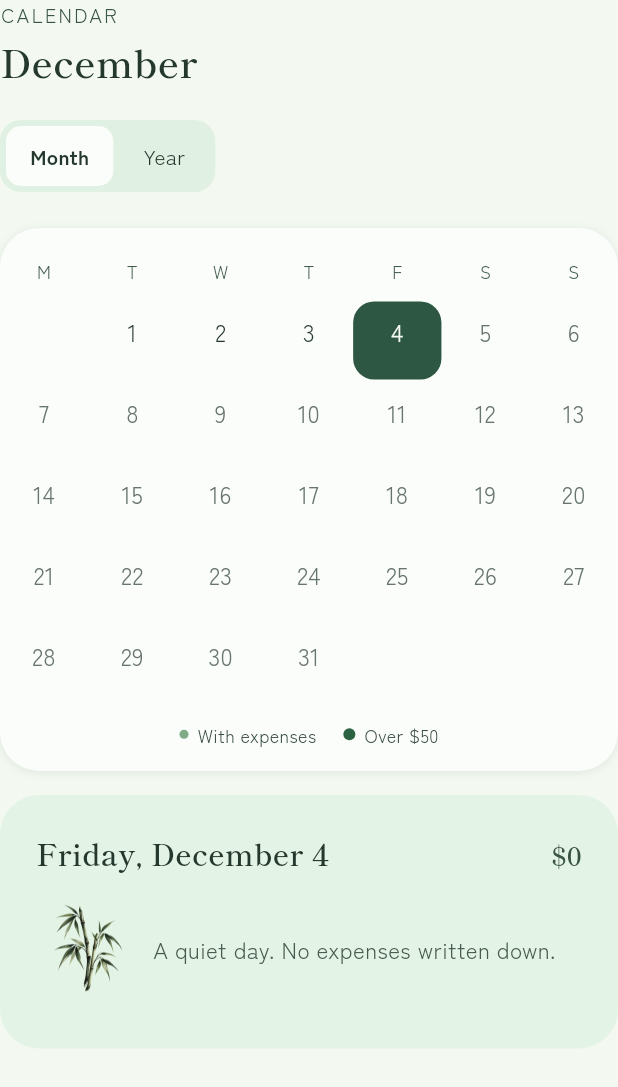
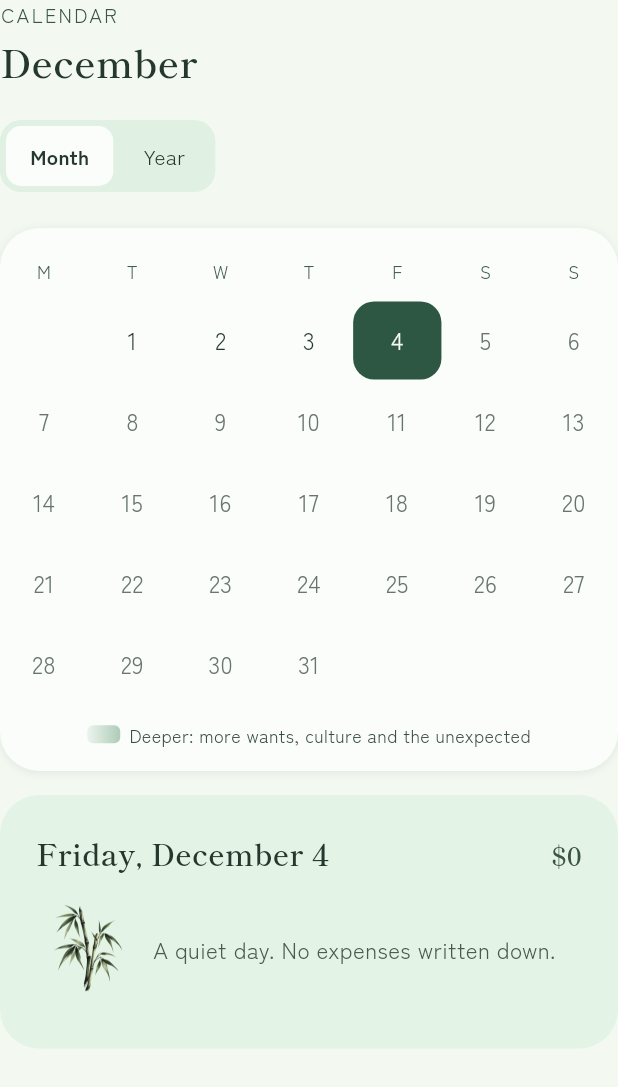
Before and after one commit to AlessioBarbanti/Kakebo, a Flutter app: the Calendar widget shown alone on an empty page, opened directly, on a phone screen of 412 x 824 dp. Shown: the top 1087 px of the screen. Run offline on Flutter 3.47's test engine with Material 3 defaults, Android fonts, the phone set to English and light mode, and no system bars; our stand-ins replace audioplayers, file_picker, flutter_local_notifications, shared_preferences, timezone; accounts and stored records are empty.

Commit message:
Calendar shade, persistent branch, meditation toggle, negative icon
- Calendar: each day is shaded by wants, culture and the unexpected
  against their daily share of the month (needs stay out, so the weekly
  shop is not a heavy day); no dots and no figures in the legend.
- The plum-branch paper is behind every screen again, softening behind
  lists and grids, whole behind the evening thought.
- Settings: "Meditazione prima del pensiero", off by default; the evening
  thought opens straight on writing unless it is on.
- Launcher icon: the ensō in negative on Kakebo green, the blossom 1.5x,
  no second 16% inset from flutter_launcher_icons (tool/icon.dart).

Co-Authored-By: Claude Opus 5.5 <noreply@anthropic.com>

```diff
--- a/lib/features/calendar/calendar.dart
+++ b/lib/features/calendar/calendar.dart
@@ -16,6 +16,15 @@ import 'package:kakebo/shared/theme/seasons.dart';
 import 'package:kakebo/shared/theme/tokens.dart';
 import 'package:kakebo/shared/widgets/controls.dart';
 import 'package:kakebo/state/kakebo.dart';
+
+/// How deep a day's shade is, 0 to 1: what went on wants, culture and the unexpected against their daily share of the month
+/// (twice the share or more is the deepest). Needs stay out, so the weekly shop is not a heavy day; with no share left,
+/// any such spending shows in full.
+double dayShade(Iterable<Entry> day, double share) {
+  final free = sum(day.where((e) => e.p != 'needs'));
+  if (free == 0) return 0;
+  return share <= 0 ? 1 : math.min(1, free / share / 2);
+}
 
 class Calendar extends StatefulWidget {
   const Calendar({super.key});
@@ -59,8 +68,10 @@ class _CalendarState extends State<Calendar> {
       byDay.putIfAbsent(dateKey(e.date), () => []).add(e);
     }
     final sel = byDay[dateKey(selDay)] ?? [];
-    // A day's mark says how much, never whether it was good: no red, and the legend below says where the step is.
-    final light = ok(.7, .07, 150), deep = ok(.45, .08, 155);
+    // A day says how it went against the rhythm, never whether it was good: a green shade for the free pillars
+    // against their daily share (dayShade), no red and no figures. What was spent is in the day's card, a tap away.
+    final share = pillars.keys.where((k) => k != 'needs').fold(0.0, (a, k) => a + app.budget(k)) / app.dim;
+    final shade = ok(.6, .09, 155);
 
     return Column(
       crossAxisAlignment: CrossAxisAlignment.stretch,
@@ -102,7 +113,7 @@ class _CalendarState extends State<Calendar> {
                       const SizedBox()
                     else
                       () {
-                        final d = DateTime(first.year, first.month, first.day + i - offset), t = sum(byDay[dateKey(d)] ?? []), isSel = d == selDay;
+                        final d = DateTime(first.year, first.month, first.day + i - offset), day = byDay[dateKey(d)] ?? [], t = sum(day), isSel = d == selDay;
                         return Semantics(
                           button: true,
                           selected: isSel,
@@ -114,15 +125,11 @@ class _CalendarState extends State<Calendar> {
                             child: Container(
                               alignment: Alignment.center,
                               decoration: BoxDecoration(
-                                color: isSel ? green : Colors.transparent,
+                                color: isSel ? green : shade.withValues(alpha: .45 * dayShade(day, share)),
                                 borderRadius: BorderRadius.circular(14),
                                 border: Border.all(color: d == today && !isSel ? ok(.62, .1, 10) : Colors.transparent, width: 1.5),
                               ),
-                              child: Column(
-                                mainAxisAlignment: MainAxisAlignment.center,
-                                spacing: 5,
-                                children: [
-                                  Text(
+                              child: Text(
                                 '${d.day}',
                                 textAlign: TextAlign.center,
                                 style: sans(
@@ -134,18 +141,6 @@ class _CalendarState extends State<Calendar> {
                                       : ink,
                                 ),
                               ),
-                                  dot(
-                                    t > 50 ? 8 : 6,
-                                    t == 0
-                                        ? Colors.transparent
-                                        : isSel
-                                        ? onGreen.withValues(alpha: t > 50 ? 1 : .6)
-                                        : t > 50
-                                        ? deep
-                                        : light,
-                                  ),
-                                ],
-                              ),
                             ),
                           ),
                         );
@@ -153,20 +148,21 @@ class _CalendarState extends State<Calendar> {
                 ],
               ),
               Padding(
-                padding: const EdgeInsets.only(top: 12),
-                child: Wrap(
-                  alignment: WrapAlignment.center,
-                  spacing: 18,
-                  runSpacing: 6,
-                  children: [
-                    for (final (size, color, label) in [(6.0, light, tr.dayWithSpending), (8.0, deep, tr.dayOver(fmt(50)))])
-                      Row(
-                        mainAxisSize: MainAxisSize.min,
+                padding: const EdgeInsets.fromLTRB(16, 12, 16, 0),
+                child: Row(
+                  mainAxisAlignment: MainAxisAlignment.center,
                   spacing: 6,
                   children: [
-                          dot(size, color),
-                          Text(label, style: sans(12, c: muted)),
-                        ],
+                    Container(
+                      width: 22,
+                      height: 12,
+                      decoration: BoxDecoration(
+                        borderRadius: BorderRadius.circular(4),
+                        gradient: LinearGradient(colors: [shade.withValues(alpha: .08), shade.withValues(alpha: .45)]),
+                      ),
+                    ),
+                    Flexible(
+                      child: Text(tr.dayShade, style: sans(12, c: muted)),
                     ),
                   ],
                 ),
--- a/lib/features/journal/thought.dart
+++ b/lib/features/journal/thought.dart
@@ -23,7 +23,8 @@ class Thought extends StatefulWidget {
 
 class _ThoughtState extends State<Thought> {
   Kakebo get app => AppScope.read(context);
-  bool breathed = false, editing = false;
+  late bool breathed = !app.flags['breathe']!; // with the meditation off, straight to writing
+  bool editing = false;
   late String text = app.thoughtToday ?? '';
 
   @override
--- a/lib/features/settings/settings.dart
+++ b/lib/features/settings/settings.dart
@@ -101,6 +101,7 @@ class Settings extends StatelessWidget {
           ),
           if (Reminders.instance?.exact case final exact?)
             row(tr.precise, exact ? tr.preciseOn : tr.preciseOff, value: exact ? tr.active : tr.activate, tap: exact ? null : Reminders.instance!.askExact),
+          row(tr.meditation, tr.meditationHint, flag: 'breathe'),
           row(tr.writeToday, tr.writeTodayHint, value: '›', tap: () => app.go('thought')),
         ]),
         group(tr.data, [
--- a/lib/l10n/app_en.arb
+++ b/lib/l10n/app_en.arb
@@ -133,8 +133,7 @@
   "month": "Month",
   "year": "Year",
   "quietDay": "A quiet day. No expenses written down.",
-  "dayWithSpending": "With expenses",
-  "dayOver": "Over {amount}",
+  "dayShade": "Deeper: more wants, culture and the unexpected",
   "spentInPillars": "Spent in the pillars",
   "savedLabel": "Saved",
   "goal": "Goal",
@@ -183,6 +182,8 @@
   "preciseOff": "Without it, Android may delay them by up to an hour",
   "active": "On",
   "activate": "Turn on ›",
+  "meditation": "Meditation before the thought",
+  "meditationHint": "Three guided breaths before writing",
   "writeToday": "Write today's thought",
   "writeTodayHint": "A screen without distractions",
   "data": "DATA",
--- a/lib/state/kakebo.dart
+++ b/lib/state/kakebo.dart
@@ -31,7 +31,8 @@ class Kakebo extends ChangeNotifier {
   Map<String, Map<String, String>> reflections = {}; // budgeting month → good/change
   Map<String, String> weeklyReflections = {}; // Sunday yyyy-mm-dd → reflection
   Map<String, double> sealed = {}; // yyyy-mm → saved when sealed
-  Map<String, bool> flags = {'weekly': true, 'phraseOn': true, 'thoughtOn': true, 'sound': true}; // thoughtOn: the one evening reminder
+  // thoughtOn: the one evening reminder; breathe: guided breaths before writing the thought (off unless chosen).
+  Map<String, bool> flags = {'weekly': true, 'phraseOn': true, 'thoughtOn': true, 'breathe': false, 'sound': true};
   String thoughtTime = '21:00';
   int monthStart = 1; // day the budgeting month begins (1–28), e.g. payday
   Map<String, double>? budgets; // null → split what is available like the design
--- a/pubspec.yaml
+++ b/pubspec.yaml
@@ -59,7 +59,8 @@ flutter_launcher_icons:
   android: true
   ios: false
   image_path: assets/icon/icon.png
-  adaptive_icon_background: "#f2f6ed"
+  adaptive_icon_background: "#2d5742" # Kakebo green: the ensō is painted in negative (tool/icon.dart)
   adaptive_icon_foreground: assets/icon/foreground.png
+  adaptive_icon_foreground_inset: 0 # tool/icon.dart already sizes the art for the 108 dp layer; the default 16 shrank it twice
   adaptive_icon_monochrome: assets/icon/monochrome.png
   min_sdk_android: 21
```
Also changed, not shown: lib/app/backdrop.dart (+7 -10 lines), lib/l10n/app_it.arb (+3 -9 lines), tool/icon.dart (+71 -8 lines), tool/screenshots_test.dart (+11 -2 lines), assets/icon/foreground.png, assets/icon/icon.png, assets/icon/monochrome.png, lib/l10n/generated/app_localizations.dart, lib/l10n/generated/app_localizations_en.dart, lib/l10n/generated/app_localizations_it.dart, 20 other files. Lines whose indentation alone changed are shown as unchanged.
